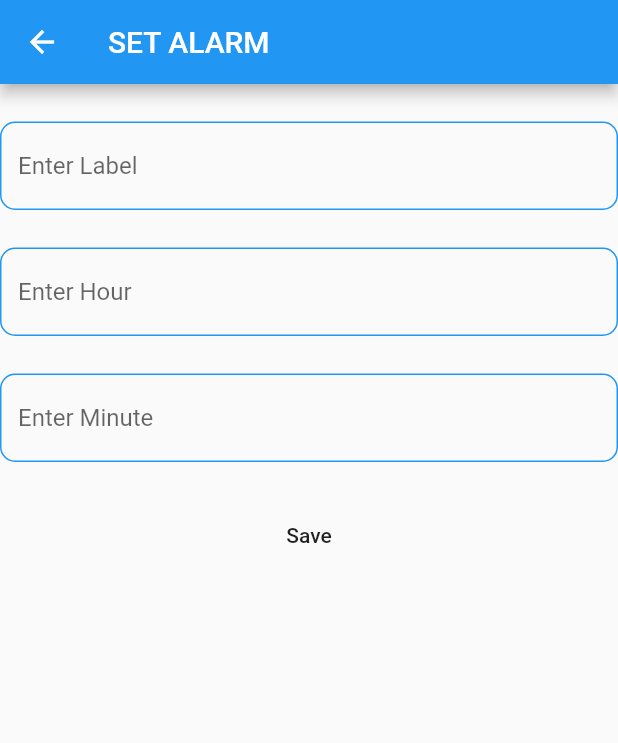
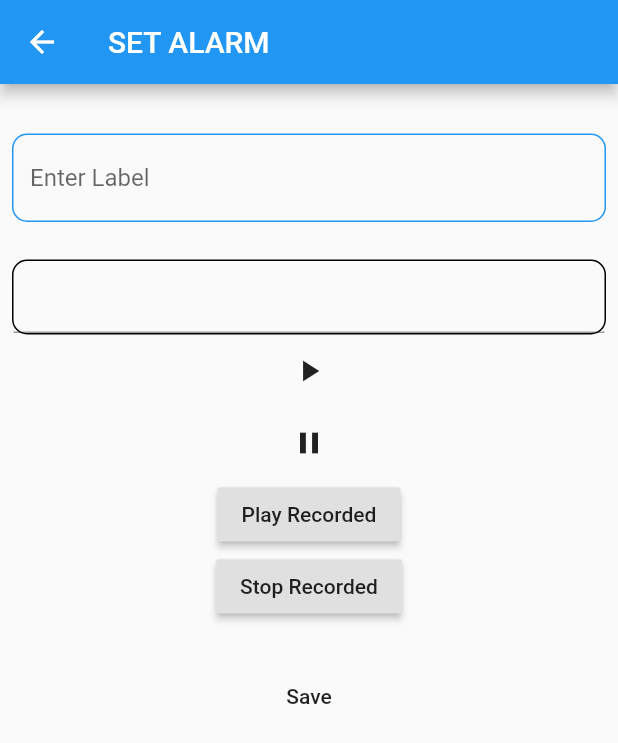
Before and after one commit to Im-awesome-Aadi/alarm_demo, a Flutter app: the screen it shows after launch, after a tap on the "add" icon, on a phone screen of 412 x 824 dp. Shown: the top 743 px of the screen. Run offline on Flutter 3.47's test engine with Material 2 defaults, Android fonts, the phone set to English and light mode, and no system bars; drawn by our look-alikes of datetime_picker_formfield; our stand-ins replace audioplayers, flutter_local_notifications, shared_preferences; missing offline and left inert: android_alarm_manager, flutter_audio_recorder.

Commit message:
Audio Work Integrated

```diff
--- a/lib/homescreen.dart
+++ b/lib/homescreen.dart
@@ -1,9 +1,11 @@
+import 'package:audioplayers/audioplayers.dart';
 import 'package:flutter/material.dart';
 import 'package:alarm_demo/setAlarm.dart';
 import 'package:android_alarm_manager/android_alarm_manager.dart';
+import 'package:shared_preferences/shared_preferences.dart';
+
 class homes extends StatefulWidget {
-
-  homes({this.alarmtime,this.alarmlabel});
+  homes({this.alarmtime, this.alarmlabel});
   final alarmtime;
   final alarmlabel;
   @override
@@ -11,30 +13,75 @@ class homes extends StatefulWidget {
 }
 
 class _homesState extends State<homes> {
+  AudioPlayer audioPlayer1 = AudioPlayer();
+
   @override
-
   Widget build(BuildContext context) {
     return Scaffold(
       resizeToAvoidBottomPadding: false,
       appBar: AppBar(
-        title: Text('A'),
+        title: Text('Notifications'),
       ),
       body: Center(
         child: ListView.builder(
           itemCount: widget.alarmtime.length,
-              itemBuilder: (context,index){
+          itemBuilder: (context, index) {
             return ListTile(
-                  title: Text('${widget.alarmlabel[index]}',style: TextStyle(color: Colors.black,fontSize: 18),),
-                  subtitle: Text('${widget.alarmtime[index]}'),
+              leading: IconButton(
+                  icon: Icon(Icons.cancel),
+                  onPressed: () async {
+                    SharedPreferences prefs =
+                        await SharedPreferences.getInstance();
+                    AndroidAlarmManager.cancel(widget.alarmtime[index]);
+                    prefs.remove(widget.alarmlabel[index]);
+                    widget.alarmlabel.removeAt(index);
+                    widget.alarmtime.removeAt(index);
+                    setState(() {});
+                  }),
+              title: Text(
+                '${widget.alarmlabel[index]}',
+                style: TextStyle(color: Colors.black, fontSize: 18),
+              ),
+              subtitle: Row(
+                children: <Widget>[
+                  Text('${widget.alarmtime[index]}'),
+                  IconButton(
+                    icon: Icon(
+                      Icons.play_arrow,
+                    ),
+                    onPressed: () async {
+                      await audioPlayer1.play(
+                          "/storage/emulated/0/Android/data/shashankgupta.notificationdemo/files/Ringtones/Closer.mp3",
+                          isLocal: true);
+                    },
+                  ),
+                  IconButton(
+                    icon: Icon(
+                      Icons.stop,
+                    ),
+                    onPressed: () async {
+                      await audioPlayer1.stop();
+                    },
+                  ),
+                ],
+              ),
             );
-              })
+          },
+        ),
       ),
       floatingActionButton: FloatingActionButton(
-        onPressed: (){
+        onPressed: () {
+          setState(
+            () {
               Navigator.of(context).push(
                 MaterialPageRoute(
-                  builder:(_)=> new setAlarm(name: widget.alarmlabel,time: widget.alarmtime,)
-              )
+                  builder: (_) => new setAlarm(
+                    name: widget.alarmlabel,
+                    time: widget.alarmtime,
+                  ),
+                ),
+              );
+            },
           );
         },
         tooltip: 'Increment',
--- a/lib/setAlarm.dart
+++ b/lib/setAlarm.dart
@@ -1,10 +1,21 @@
+import 'package:flutter/cupertino.dart';
 import 'package:flutter/material.dart';
+import 'package:intl/intl.dart';
 import 'package:shared_preferences/shared_preferences.dart';
 import 'package:android_alarm_manager/android_alarm_manager.dart';
 import 'package:flutter_local_notifications/flutter_local_notifications.dart';
+import 'package:datetime_picker_formfield/datetime_picker_formfield.dart';
+
+import 'package:http/http.dart' as http;
+import 'package:path_provider/path_provider.dart';
+import 'dart:io';
+
+import 'dart:async';
+import 'package:flutter_audio_recorder/flutter_audio_recorder.dart';
+import 'package:audioplayers/audioplayers.dart';
+
 class setAlarm extends StatefulWidget {
-
-  setAlarm({this.name,this.time});
+  setAlarm({this.name, this.time});
   final name;
   final time;
   @override
@@ -12,15 +23,52 @@ class setAlarm extends StatefulWidget {
 }
 
 class _setAlarmState extends State<setAlarm> {
+  AudioPlayer audioPlayer = AudioPlayer();
 
+  FlutterAudioRecorder _recorder;
+  Recording _current;
+  RecordingStatus _currentStatus = RecordingStatus.Unset;
 
   @override
   void initState() {
     // TODO: implement initState
     super.initState();
+    initRecorder();
+  }
 
+  Future<String> platformPath() async {
+    String customPath = '/flutter_audio_recorder_';
+    Directory appDocDirectory;
+//        io.Directory appDocDirectory = await getApplicationDocumentsDirectory();
+    if (Platform.isIOS) {
+      appDocDirectory = await getApplicationDocumentsDirectory();
+    } else {
+      appDocDirectory = await getExternalStorageDirectory();
+    }
 
+    // can add extension like ".mp4" ".wav" ".m4a" ".aac"
+    customPath = appDocDirectory.path + customPath;
+    print(customPath);
+    return customPath;
   }
+
+  initRecorder() async {
+    String customPath = await platformPath();
+
+    _recorder = FlutterAudioRecorder(customPath, audioFormat: AudioFormat.WAV);
+
+    await _recorder.initialized;
+    // after initialization
+    var current = await _recorder.current(channel: 0);
+    print(current);
+    // should be "Initialized", if all working fine
+    setState(() {
+      _current = current;
+      _currentStatus = current.status;
+      print(_currentStatus);
+    });
+  }
+
   Future onSelectNotification(String payload) async {
     debugPrint("payload:$payload");
     showDialog(
@@ -31,15 +79,35 @@ class _setAlarmState extends State<setAlarm> {
       ),
     );
   }
-  void setTimer(time) async{
+
+  void setTimer(DateTime givenTime) async {
+    print(givenTime);
+    print(DateTime.now());
+    print(givenTime.difference(DateTime.now()));
+    var minutediff = givenTime.difference(DateTime.now()).inMinutes;
+    var hourdiff = givenTime.difference(DateTime.now()).inHours;
     print("i st");
+    print(givenTime.minute);
+    print(givenTime.hour);
+    print(givenTime.hour * 100 + givenTime.minute);
+    print(minutediff);
+    print(hourdiff);
     await AndroidAlarmManager.initialize();
-    await AndroidAlarmManager.oneShot(new Duration(seconds: time) , 0, await printHello);
+    await AndroidAlarmManager.oneShot(
+      new Duration(
+        seconds: givenTime.difference(DateTime.now()).inSeconds,
+      ),
+      givenTime.hour * 100 + givenTime.minute,
+      printHello,
+    );
+  }
 
-  }
-  TextEditingController label=TextEditingController();
-  TextEditingController hour=TextEditingController();
-  TextEditingController minute=TextEditingController();
+  TextEditingController label = TextEditingController();
+  DateFormat format = DateFormat("yyyy-MM-dd HH:mm");
+  DateTime currentTime = DateTime.now();
+
+  int isPlay;
+
   @override
   Widget build(BuildContext context) {
     return Scaffold(
@@ -47,9 +115,13 @@ class _setAlarmState extends State<setAlarm> {
       appBar: AppBar(
         title: Text('SET ALARM'),
       ),
-      body: Column(
+      body: Padding(
+        padding: const EdgeInsets.all(8.0),
+        child: Column(
           children: <Widget>[
-          SizedBox(height: 25,),
+            SizedBox(
+              height: 25,
+            ),
             TextField(
               controller: label,
               textInputAction: TextInputAction.done,
@@ -63,63 +135,97 @@ class _setAlarmState extends State<setAlarm> {
                     borderRadius: BorderRadius.all(Radius.circular(10.0)),
                     borderSide: BorderSide(color: Colors.blue),
                   ),
-                hintText: 'Enter Label'
+                  hintText: 'Enter Label'),
+            ),
+            SizedBox(
+              height: 25,
+            ),
+            Container(
+              decoration: BoxDecoration(
+                  borderRadius: BorderRadius.circular(10),
+                  border: Border.all(color: Colors.black)),
+              child: DateTimeField(
+                format: format,
+                onShowPicker: (context, currentValue) async {
+                  final date = await showDatePicker(
+                      context: context,
+                      firstDate: DateTime(1900),
+                      initialDate: currentValue ?? DateTime.now(),
+                      lastDate: DateTime(2100));
+                  if (date != null) {
+                    final time = await showTimePicker(
+                      context: context,
+                      initialTime: TimeOfDay.fromDateTime(
+                          currentValue ?? DateTime.now()),
+                    );
+                    setState(() {
+                      currentTime = DateTimeField.combine(date, time);
+                    });
+
+                    return DateTimeField.combine(date, time);
+                  } else {
+                    return currentValue;
+                  }
+                },
               ),
             ),
-          SizedBox(height: 25,),
-          TextField(
-            controller: hour,
-            textInputAction: TextInputAction.done,
-            keyboardType: TextInputType.number,
-            decoration: InputDecoration(
-                enabledBorder: OutlineInputBorder(
-                  borderRadius: BorderRadius.all(Radius.circular(10.0)),
-                  borderSide: BorderSide(color: Colors.blue),
+            IconButton(
+              icon: Icon(Icons.play_arrow),
+              onPressed: () async {
+                _recorder.start();
+                var recording = await _recorder.current(channel: 0);
+                print(recording.status);
+              },
             ),
-                focusedBorder: OutlineInputBorder(
-                  borderRadius: BorderRadius.all(Radius.circular(10.0)),
-                  borderSide: BorderSide(color: Colors.blue),
+            IconButton(
+              icon: Icon(Icons.pause),
+              onPressed: () async {
+                _recorder.stop();
+                var recording = await _recorder.current(channel: 0);
+                print(recording.status);
+              },
             ),
-                hintText: 'Enter Hour'
+            RaisedButton(
+              child: Text("Play Recorded"),
+              onPressed: () async {
+                String path = await platformPath();
+                isPlay = await audioPlayer.play(
+                    "/storage/emulated/0/Android/data/com.aditya25dev.alarm_demo/files/flutter_audio_recorder_.wav",
+                    isLocal: true);
+                print(isPlay);
+              },
             ),
+            RaisedButton(
+              child: Text("Stop Recorded"),
+              onPressed: () async {
+                isPlay = await audioPlayer.stop();
+                print(isPlay);
+              },
             ),
-          SizedBox(height: 25,),
-          TextField(
-            controller: minute,
-            textInputAction: TextInputAction.done,
-            keyboardType: TextInputType.number,
-            decoration: InputDecoration(
-                enabledBorder: OutlineInputBorder(
-                  borderRadius: BorderRadius.all(Radius.circular(10.0)),
-                  borderSide: BorderSide(color: Colors.blue),
+            SizedBox(
+              height: 25,
             ),
-                focusedBorder: OutlineInputBorder(
-                  borderRadius: BorderRadius.all(Radius.circular(10.0)),
-                  borderSide: BorderSide(color: Colors.blue),
-                ),
-                hintText: 'Enter Minute'
-            ),
-          ),
-          SizedBox(height: 25,),
-
             FlatButton(
-            onPressed: (){
-
-//int.parse(hour.text)*3600 + int.parse(minute.text)*60
-              setTimer(12);
-              addAlarm(label.text, int.parse(hour.text+minute.text));
+              onPressed: () async {
+                if (label.text != "") {
+                  setTimer(currentTime);
+                  await addAlarm(
+                      label.text, currentTime.hour * 100 + currentTime.minute);
                   Navigator.of(context).pop();
+                }
               },
               child: Container(
                 child: Text('Save'),
               ),
-          )
-
+            ),
+//            Text("$currentTime"),
           ],
+        ),
       ),
     );
   }
-  addAlarm(key,value) async {
+
+  addAlarm(key, value) async {
     SharedPreferences prefs = await SharedPreferences.getInstance();
     prefs.setInt(key, value);
 
@@ -127,28 +233,34 @@ class _setAlarmState extends State<setAlarm> {
       widget.name.add(key);
       widget.time.add(value);
     });
-
-
-
+  }
 }
 
-}
-void printHello() async{
+void printHello() async {
   print("Ima ");
   FlutterLocalNotificationsPlugin flutterLocalNotificationsPlugin =
       FlutterLocalNotificationsPlugin();
-  var android = AndroidNotificationDetails(
-      "channelID", "channelName", "channelDescription");
-  var ios = IOSNotificationDetails();
-  var platform = NotificationDetails(android, ios);
-  var notification = await flutterLocalNotificationsPlugin.show(
-      0, "New Video is out", "Flutter Local Notification", platform,
-      payload: "X items");
   var androids = AndroidInitializationSettings('bvplogo');
   var iOS = IOSInitializationSettings();
   var initializationSettings = InitializationSettings(androids, iOS);
-  flutterLocalNotificationsPlugin.initialize(initializationSettings,
+  flutterLocalNotificationsPlugin.initialize(
+    initializationSettings,
   );
+
+  var android = AndroidNotificationDetails(
+    "channelID",
+    "channelName",
+    "channelDescription",
+    playSound: true,
+    enableLights: true,
+    enableVibration: true,
+  );
+  var ios = await IOSNotificationDetails();
+  var platform = await NotificationDetails(android, ios);
+  await flutterLocalNotificationsPlugin.show(
+      0, "New Video is out", "Flutter Local Notification", platform,
+      payload: "You have clicked notification");
+
   final DateTime now = DateTime.now();
   await print("[$now] Hello, world! isolate function");
 }
```
Also changed, not shown: lib/main.dart (+16 -15 lines), pubspec.yaml (+7 -2 lines), pubspec.lock, 1 other file. Lines whose indentation alone changed are shown as unchanged.
